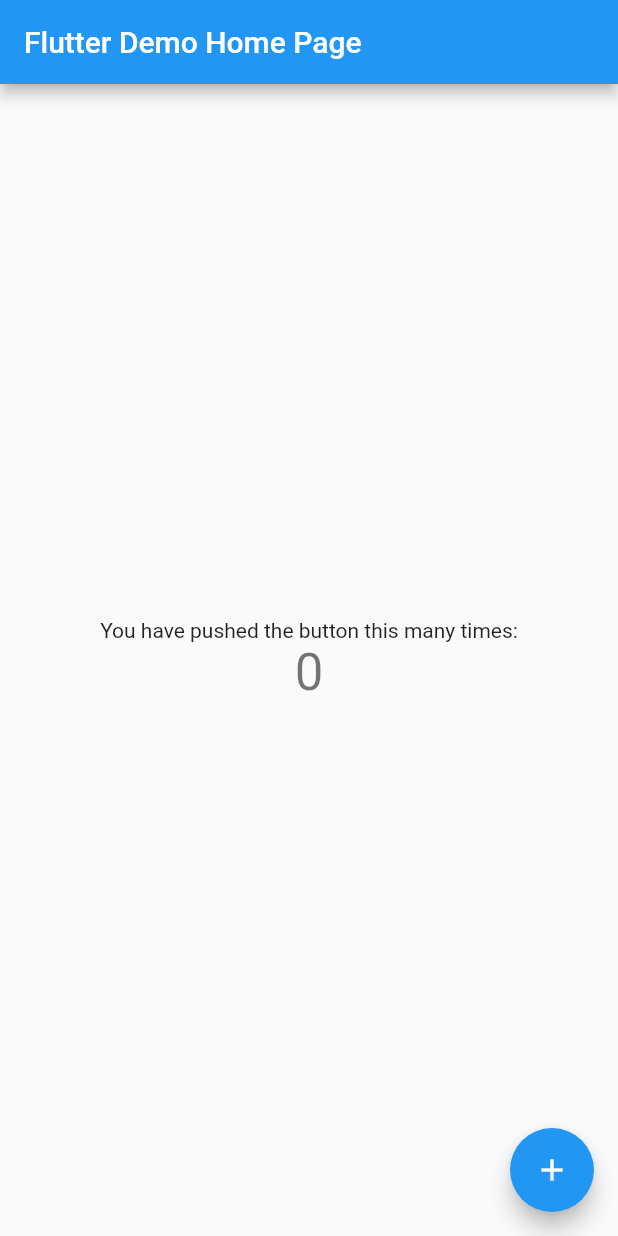
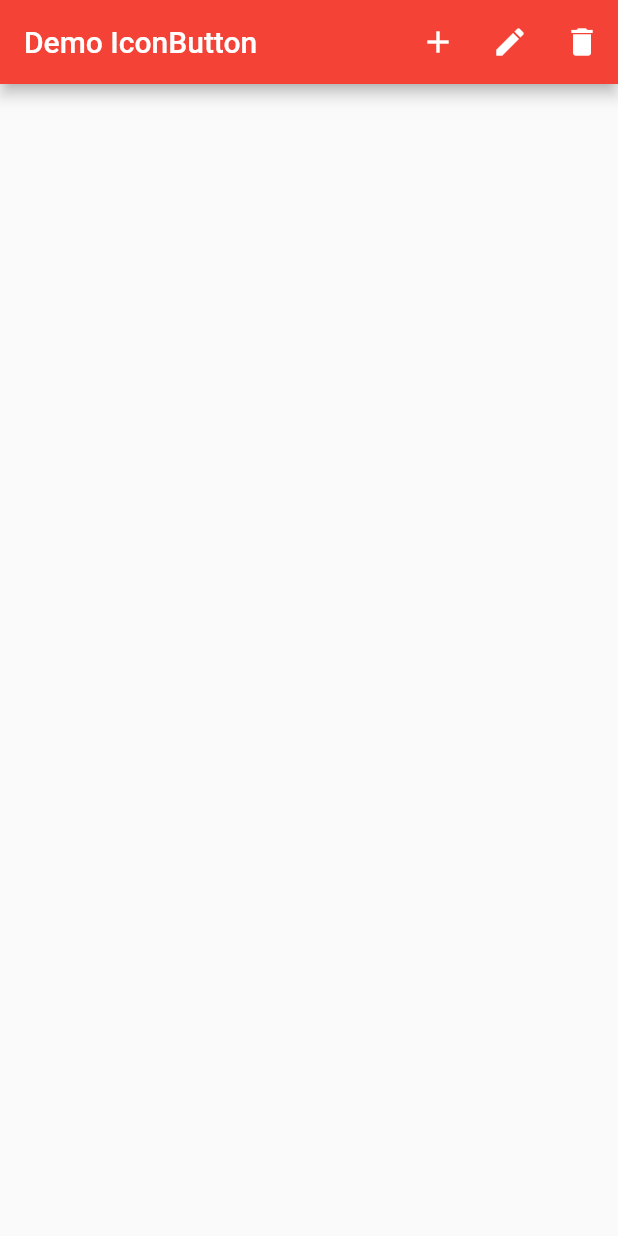
Before and after one commit to erikrios/icon-button, a Flutter app: the screen it shows after launch, on a phone screen of 412 x 824 dp. Run offline on Flutter 3.47's test engine with Material 2 defaults, Android fonts, the phone set to English and light mode, and no system bars.

Commit message:
Add the example code of icon button

```diff
--- a/lib/main.dart
+++ b/lib/main.dart
@@ -3,109 +3,39 @@ import 'package:flutter/material.dart';
 void main() => runApp(MyApp());
 
 class MyApp extends StatelessWidget {
-  // This widget is the root of your application.
   @override
-  Widget build(BuildContext context) {
-    return MaterialApp(
-      title: 'Flutter Demo',
-      theme: ThemeData(
-        // This is the theme of your application.
-        //
-        // Try running your application with "flutter run". You'll see the
-        // application has a blue toolbar. Then, without quitting the app, try
-        // changing the primarySwatch below to Colors.green and then invoke
-        // "hot reload" (press "r" in the console where you ran "flutter run",
-        // or simply save your changes to "hot reload" in a Flutter IDE).
-        // Notice that the counter didn't reset back to zero; the application
-        // is not restarted.
-        primarySwatch: Colors.blue,
-      ),
-      home: MyHomePage(title: 'Flutter Demo Home Page'),
-    );
-  }
+  Widget build(BuildContext context) => MaterialApp(
+        title: 'Demo Flutter',
+        theme: ThemeData(primarySwatch: Colors.red),
+        home: HomePage(),
+      );
 }
 
-class MyHomePage extends StatefulWidget {
-  MyHomePage({Key key, this.title}) : super(key: key);
-
-  // This widget is the home page of your application. It is stateful, meaning
-  // that it has a State object (defined below) that contains fields that affect
-  // how it looks.
-
-  // This class is the configuration for the state. It holds the values (in this
-  // case the title) provided by the parent (in this case the App widget) and
-  // used by the build method of the State. Fields in a Widget subclass are
-  // always marked "final".
-
-  final String title;
-
+class HomePage extends StatefulWidget {
   @override
-  _MyHomePageState createState() => _MyHomePageState();
+  State<StatefulWidget> createState() => _HomePageState();
 }
 
-class _MyHomePageState extends State<MyHomePage> {
-  int _counter = 0;
-
-  void _incrementCounter() {
-    setState(() {
-      // This call to setState tells the Flutter framework that something has
-      // changed in this State, which causes it to rerun the build method below
-      // so that the display can reflect the updated values. If we changed
-      // _counter without calling setState(), then the build method would not be
-      // called again, and so nothing would appear to happen.
-      _counter++;
-    });
-  }
-
+class _HomePageState extends State<HomePage> {
   @override
-  Widget build(BuildContext context) {
-    // This method is rerun every time setState is called, for instance as done
-    // by the _incrementCounter method above.
-    //
-    // The Flutter framework has been optimized to make rerunning build methods
-    // fast, so that you can just rebuild anything that needs updating rather
-    // than having to individually change instances of widgets.
-    return Scaffold(
-      appBar: AppBar(
-        // Here we take the value from the MyHomePage object that was created by
-        // the App.build method, and use it to set our appbar title.
-        title: Text(widget.title),
-      ),
-      body: Center(
-        // Center is a layout widget. It takes a single child and positions it
-        // in the middle of the parent.
-        child: Column(
-          // Column is also a layout widget. It takes a list of children and
-          // arranges them vertically. By default, it sizes itself to fit its
-          // children horizontally, and tries to be as tall as its parent.
-          //
-          // Invoke "debug painting" (press "p" in the console, choose the
-          // "Toggle Debug Paint" action from the Flutter Inspector in Android
-          // Studio, or the "Toggle Debug Paint" command in Visual Studio Code)
-          // to see the wireframe for each widget.
-          //
-          // Column has various properties to control how it sizes itself and
-          // how it positions its children. Here we use mainAxisAlignment to
-          // center the children vertically; the main axis here is the vertical
-          // axis because Columns are vertical (the cross axis would be
-          // horizontal).
-          mainAxisAlignment: MainAxisAlignment.center,
-          children: <Widget>[
-            Text(
-              'You have pushed the button this many times:',
+  Widget build(BuildContext context) => Scaffold(
+        appBar: AppBar(
+          title: Text('Demo IconButton'),
+          actions: <Widget>[
+            IconButton(
+              icon: Icon(Icons.add),
+              onPressed: () {},
             ),
-            Text(
-              '$_counter',
-              style: Theme.of(context).textTheme.display1,
+            IconButton(
+              icon: Icon(Icons.edit),
+              onPressed: () {},
             ),
+            IconButton(
+              icon: Icon(Icons.delete),
+              onPressed: () {},
+            )
           ],
         ),
-      ),
-      floatingActionButton: FloatingActionButton(
-        onPressed: _incrementCounter,
-        tooltip: 'Increment',
-        child: Icon(Icons.add),
-      ), // This trailing comma makes auto-formatting nicer for build methods.
-    );
-  }
+        body: null,
+      );
 }
```
